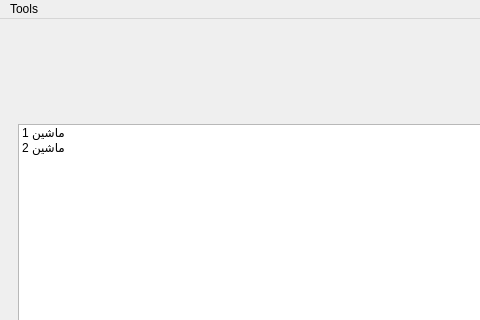
First picture: the form in CarExhibitionManagement/MainWindow.ui, repository behruzsayyadi/AP98Project, before the edit; both pictures show x 0 to 480 and y 0 to 320 of the 778 by 592 pixel window.
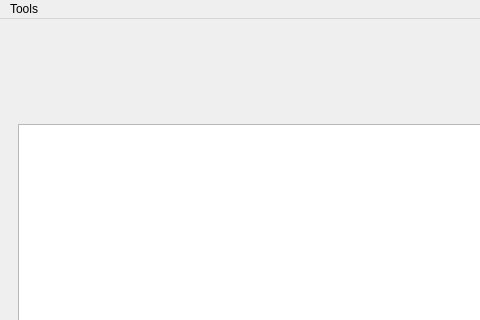
Second picture: the form after the edit. The open tabs and pages were chosen to show the change. Icons and pictures are not drawn. Custom widgets are drawn as their Qt base class.

The edit to the form file:
```diff
--- a/CarExhibitionManagement/MainWindow.ui
+++ b/CarExhibitionManagement/MainWindow.ui
@@ -54,18 +54,7 @@
          </widget>
         </item>
         <item row="0" column="0">
-         <widget class="QListWidget" name="listWidget_Vitrine">
-          <item>
-           <property name="text">
-            <string>ماشین 1</string>
-           </property>
-          </item>
-          <item>
-           <property name="text">
-            <string>ماشین 2</string>
-           </property>
-          </item>
-         </widget>
+         <widget class="QListWidget" name="listWidget_Vitrine"/>
         </item>
        </layout>
       </widget>
```
Left out of the diff: 2 changed lines with no effect on the pictures.
